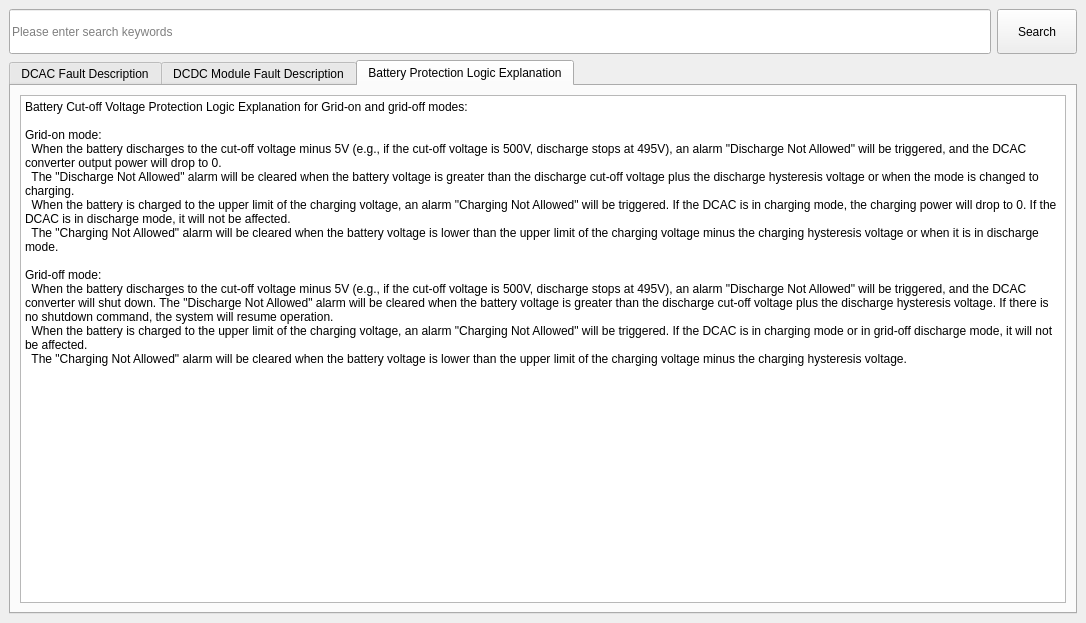
Above: FaultTableInterface/faulttableinterface.ui from megarevolpr/Win before the change. Below: the same form after it.
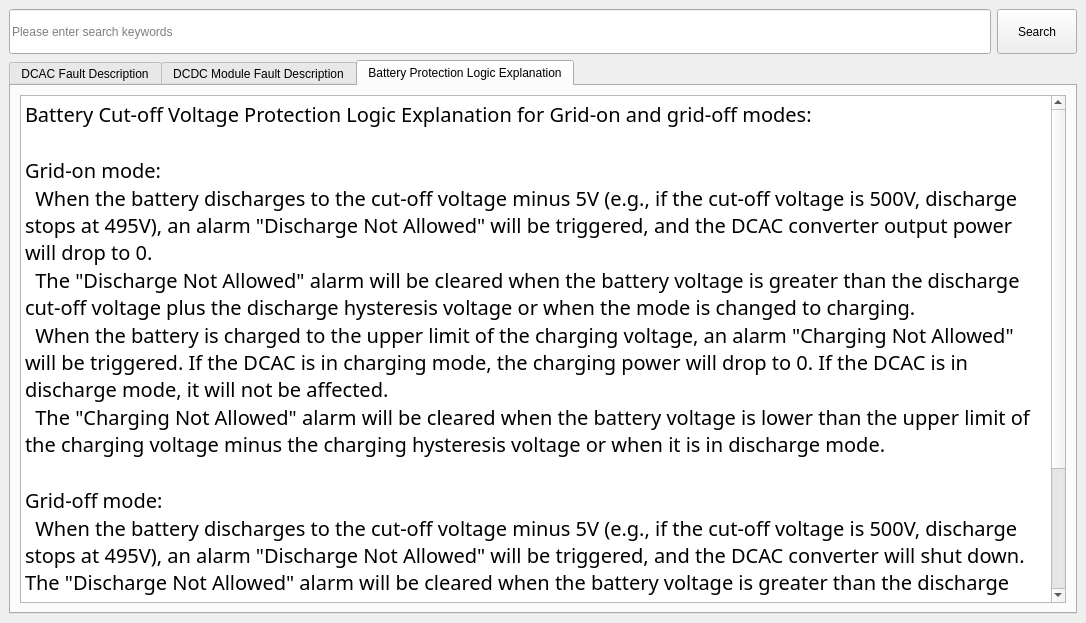
That is the form after the change. The open tabs and pages were chosen to show the change.

Diff of the .ui file:
```diff
--- a/FaultTableInterface/faulttableinterface.ui
+++ b/FaultTableInterface/faulttableinterface.ui
@@ -85,6 +85,12 @@
            <layout class="QVBoxLayout" name="verticalLayout">
             <item>
              <widget class="QPlainTextEdit" name="plainTextEdit">
+              <property name="font">
+               <font>
+                <family>宋体</family>
+                <pointsize>15</pointsize>
+               </font>
+              </property>
               <property name="plainText">
                <string>Battery Cut-off Voltage Protection Logic Explanation for Grid-on and grid-off modes:
 
```
Left out of the diff: 2 changed lines with no effect on the pictures.
